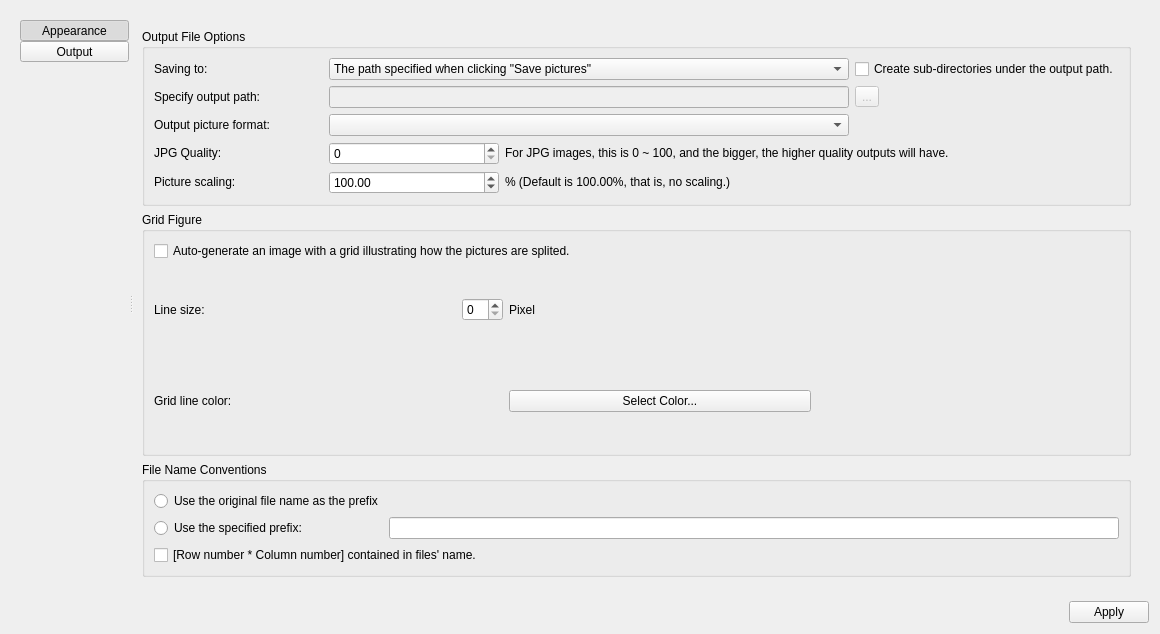
This is src/ui/preferenceswidget.ui in zxunge/FreePictureSplitter as Qt 5 draws it before an edit. The edited form follows.
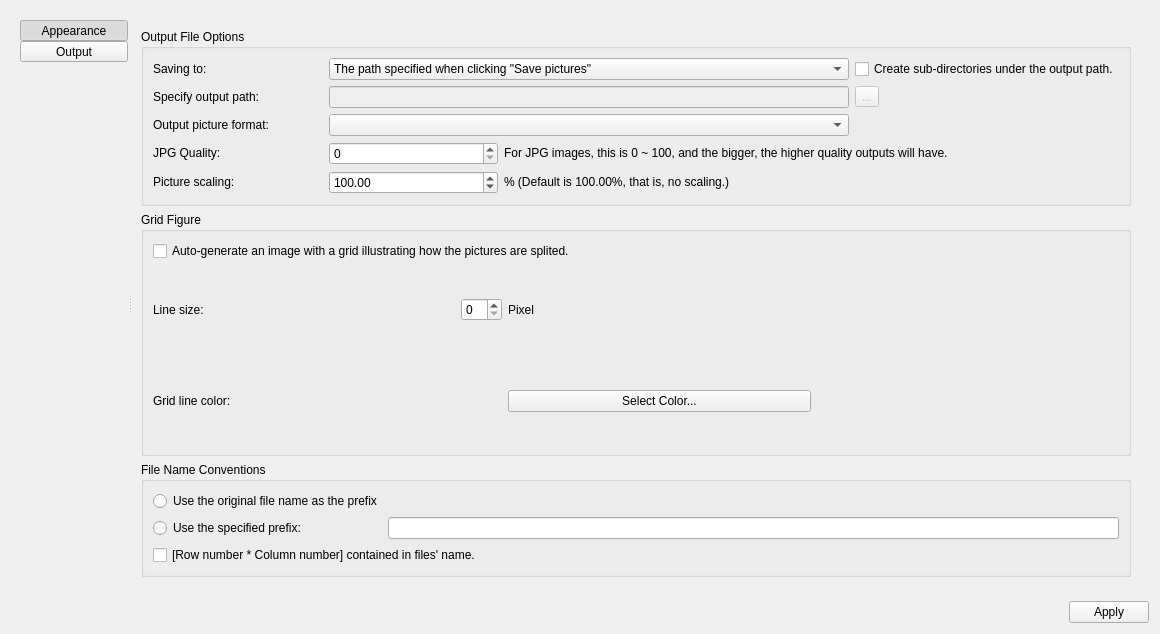
This is the edited form. The open tabs and pages were chosen to show the change. Icons and pictures are not drawn.

```diff
--- a/src/ui/preferenceswidget.ui
+++ b/src/ui/preferenceswidget.ui
@@ -287,7 +287,7 @@
               <item row="5" column="1">
                <widget class="QDoubleSpinBox" name="dsbxFactor">
                 <property name="maximum">
-                 <double>200.000000000000000</double>
+                 <double>1000.000000000000000</double>
                 </property>
                 <property name="value">
                  <double>100.000000000000000</double>
```
